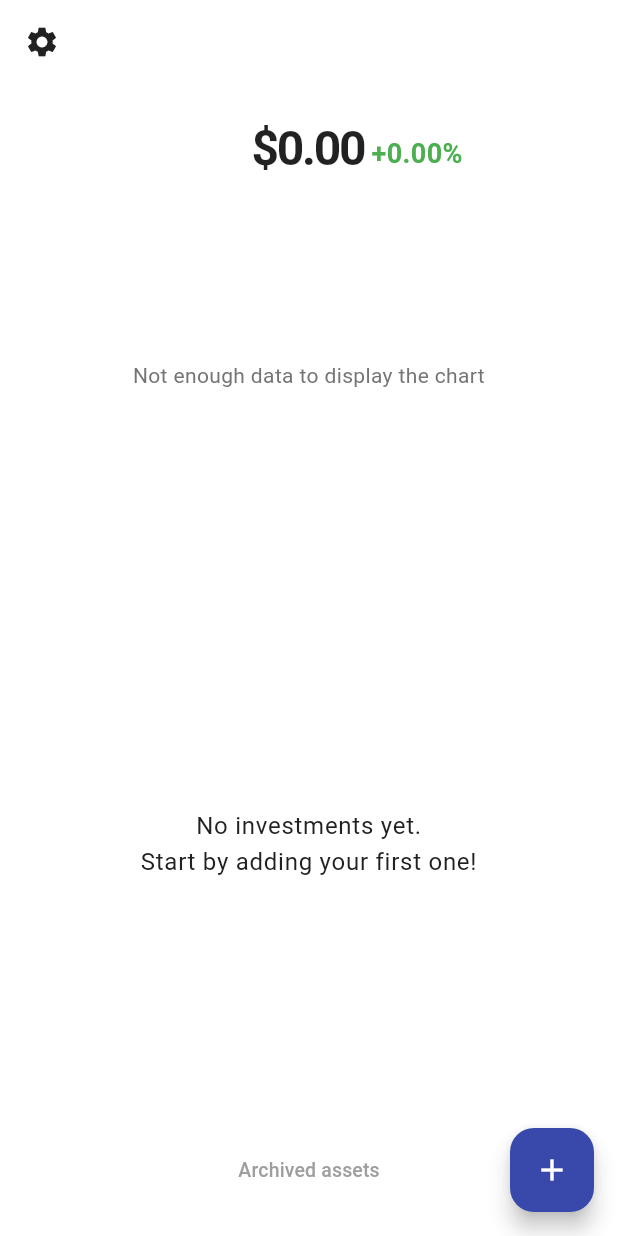
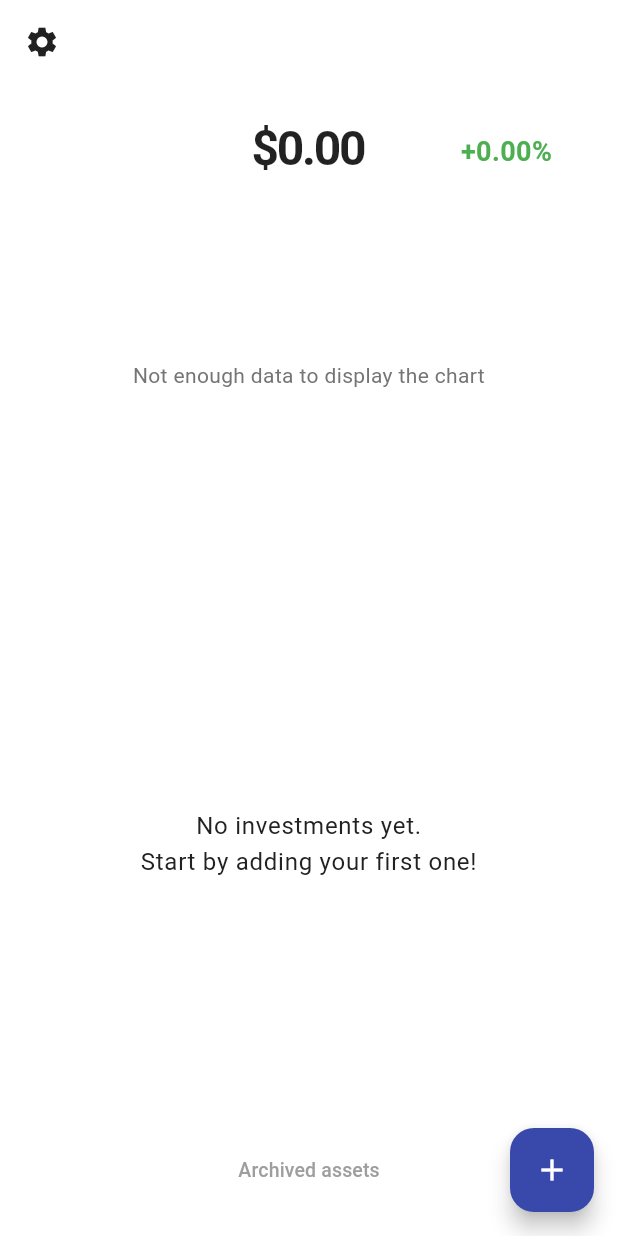
Before and after one commit to GoldLettuce/Lumina, a Flutter app: the screen it shows after launch, on a phone screen of 412 x 824 dp. Run offline on Flutter 3.47's test engine with Material 3 defaults, Android fonts, the phone set to English and light mode, and no system bars; our stand-ins replace fl_chart, hive, hive_flutter, permission_handler, shared_preferences; accounts and stored records are empty; network calls fail.

Commit message:
perf: elimina TextPainter y mejora alineación del valor con Stack
- Sustituido layout basado en TextPainter por Stack para evitar cálculos manuales en build().
- Se mantiene el valor del portafolio perfectamente centrado sin usar Row.
- El porcentaje se posiciona flotando a la derecha sin interferir en el eje central.
- Mejora la fluidez y evita jank al reconstruir el widget.

```diff
--- a/lib/ui/screens/portfolio_screen.dart
+++ b/lib/ui/screens/portfolio_screen.dart
@@ -1,6 +1,5 @@
 // lib/ui/screens/portfolio_screen.dart
 
-import 'dart:ui' as ui;
 import 'package:flutter/material.dart';
 import 'package:provider/provider.dart';
 import 'package:intl/intl.dart';
@@ -17,24 +16,6 @@ import 'settings_screen.dart';
 
 class PortfolioSummaryMinimal extends StatelessWidget {
   const PortfolioSummaryMinimal({super.key});
-
-  double _measureTextWidth(String text, TextStyle style) {
-    final tp = TextPainter(
-      text: TextSpan(text: text, style: style),
-      textDirection: ui.TextDirection.ltr,
-      maxLines: 1,
-    )..layout();
-    return tp.size.width;
-  }
-
-  double _measureBaseline(String text, TextStyle style) {
-    final tp = TextPainter(
-      text: TextSpan(text: text, style: style),
-      textDirection: ui.TextDirection.ltr,
-      maxLines: 1,
-    )..layout();
-    return tp.computeLineMetrics().first.baseline;
-  }
 
   @override
   Widget build(BuildContext context) {
@@ -81,7 +62,6 @@ class PortfolioSummaryMinimal extends StatelessWidget {
       fontWeight: FontWeight.w600,
       color: rentabilidad >= 0 ? Colors.green : Colors.red,
     );
-    const spacing = 4.0;
 
     return Column(
       mainAxisSize: MainAxisSize.min,
@@ -89,30 +69,16 @@ class PortfolioSummaryMinimal extends StatelessWidget {
         SizedBox(
           height: 42,
           width: double.infinity,
-          child: LayoutBuilder(
-            builder: (context, constraints) {
-              final valorWidth = _measureTextWidth(valorText, valorStyle);
-              final valorBaseline = _measureBaseline(valorText, valorStyle);
-              final percentBaseline = _measureBaseline(percentText, percentStyle);
-              final centerX = constraints.maxWidth / 2;
-              final valorLeft = centerX - valorWidth / 2;
-              final percentTop = valorBaseline - percentBaseline;
-
-              return Stack(
-                children: [
-                  Positioned(
-                    left: valorLeft,
-                    top: 0,
-                    child: Text(valorText, style: valorStyle),
-                  ),
-                  Positioned(
-                    left: valorLeft + valorWidth + spacing,
-                    top: percentTop,
-                    child: Text(percentText, style: percentStyle),
-                  ),
-                ],
-              );
-            },
+          child: Stack(
+            alignment: Alignment.center,
+            children: [
+              Text(valorText, style: valorStyle),
+              Positioned(
+                right: 24,
+                bottom: 4,
+                child: Text(percentText, style: percentStyle),
+              ),
+            ],
           ),
         ),
         const SizedBox(height: 4),
```
